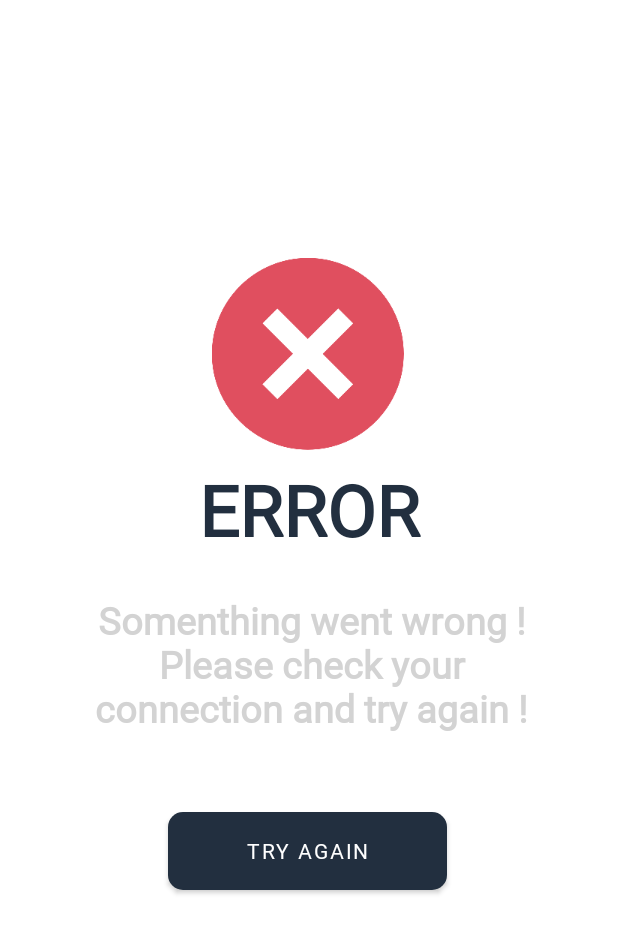
After one commit to rlebranchu/OpenWeather_Kotlin, an Android app: the fragment ErrorFragment placed in its activity, on a phone screen of 412 x 824 dp. The commit adds this screen. Shown: the top 933 px of the screen. Run offline under Robolectric (Android 15) with nearby library versions, the phone set to English and light mode, and no system bars; our stand-ins replace RxJava, navigation-ui; network calls fail.

Commit message:
Add Error Page shown when Retrofit Request are wrong

```diff
--- a/app/src/main/java/com/example/openweather_kotlin/utils/utils_conversion.kt
+++ b/app/src/main/java/com/example/openweather_kotlin/utils/utils_conversion.kt
@@ -3,10 +3,8 @@ package com.example.openweather_kotlin.utils
 import java.time.LocalDateTime
 import java.time.format.DateTimeFormatter
 
-object utils_conversion {
-    fun stringDateFormatter(datetime: String, formatPatternBefore: String, formatPatternTarget: String) : String {
-        var dateBeforeFormat = DateTimeFormatter.ofPattern(formatPatternBefore)
-        var dateTargetFormatter = DateTimeFormatter.ofPattern(formatPatternTarget)
-        return LocalDateTime.parse(datetime,dateBeforeFormat).format(dateTargetFormatter)
-    }
+fun stringDateFormatter(datetime: String, formatPatternBefore: String, formatPatternTarget: String) : String {
+    var dateBeforeFormat = DateTimeFormatter.ofPattern(formatPatternBefore)
+    var dateTargetFormatter = DateTimeFormatter.ofPattern(formatPatternTarget)
+    return LocalDateTime.parse(datetime,dateBeforeFormat).format(dateTargetFormatter)
 }
--- /dev/null
+++ b/app/src/main/java/com/example/openweather_kotlin/utils/utils_http.kt
@@ -0,0 +1,39 @@
+package com.example.openweather_kotlin.utils
+
+import okhttp3.ResponseBody
+import org.json.JSONObject
+import retrofit2.adapter.rxjava3.HttpException
+import java.io.IOException
+import java.net.SocketTimeoutException
+
+fun handleErrorResponse(e: Throwable): String {
+
+    return when (e) {
+        is HttpException -> {
+            parseHTTPError(e.response()!!.errorBody())
+        }
+        is SocketTimeoutException -> {
+            "Timeout"
+        }
+        is IOException -> {
+            "IOException"
+        }
+        else -> "ServerError"
+    }
+}
+
+fun parseHTTPError(responseBody: ResponseBody?): String {
+    try {
+        val jsonObject = JSONObject(responseBody!!.string())
+        try {
+            val error = jsonObject.getString("message")
+            return error
+        } catch (ex: Exception) {
+            responseBody!!.close()
+            return ""
+        }
+    } catch (ex: Exception) {
+        responseBody!!.close()
+        return ""
+    }
+}
--- a/app/src/main/java/com/example/openweather_kotlin/viewmodels/MainViewModel.kt
+++ b/app/src/main/java/com/example/openweather_kotlin/viewmodels/MainViewModel.kt
@@ -5,31 +5,33 @@ import androidx.lifecycle.ViewModel
 import com.example.openweather_kotlin.models.WeatherForecastModel
 import com.example.openweather_kotlin.models.WeatherModel
 import com.example.openweather_kotlin.services.WeatherAPIService
+import com.example.openweather_kotlin.utils.handleErrorResponse
 import io.reactivex.rxjava3.android.schedulers.AndroidSchedulers
 import io.reactivex.rxjava3.disposables.CompositeDisposable
 import io.reactivex.rxjava3.observers.DisposableSingleObserver
 import io.reactivex.rxjava3.schedulers.Schedulers
+
+const val MSG_ERROR_CITY_NOT_FOUND = "city not found"
 
 class MainViewModel: ViewModel() {
 
     // We don't need to create instance of WeatherApiService because it's declared like Singleton
     // private val weatherApiService = WeatherAPIService;
 
-    // TODO :: Set Comment
+    // Declaration of collection of streams
     private val disposable = CompositeDisposable()
 
     // Declaration of "State" of weather
     val weatherData = MutableLiveData<WeatherModel>()
     val weatherForecastData = MutableLiveData<WeatherForecastModel>()
     val weatherError = MutableLiveData<Boolean>()
-    val weatherLoading = MutableLiveData<Boolean>()
 
     fun fetchWeatherData(city: String) {
         getDataFromAPI(city)
     }
 
     private fun getDataFromAPI(city : String) {
-        weatherLoading.value = true
+        weatherError.value = false
         disposable.add(
             WeatherAPIService.getDataService(city)
                 .subscribeOn(Schedulers.io())
@@ -40,15 +42,10 @@ class MainViewModel: ViewModel() {
                         weatherData.value = value
                         // Inform of a good response
                         weatherError.value = false
-                        //Stop loading status
-                        weatherLoading.value = false
                     }
-
                     override fun onError(e: Throwable) {
                         // Inform of a bad response
-                        weatherError.value = true
-                        //Stop loading status
-                        weatherLoading.value = false
+                        weatherError.value = handleErrorResponse(e) != MSG_ERROR_CITY_NOT_FOUND
                     }
                 })
         )
@@ -62,21 +59,13 @@ class MainViewModel: ViewModel() {
                         weatherForecastData.value = value
                         // Inform of a good response
                         weatherError.value = false
-                        // Stop loading status
-                        weatherLoading.value = false
                     }
 
                     override fun onError(e: Throwable) {
                         // Inform of a bad response
-                        weatherError.value = true
-                        // Stop loading status
-                        weatherLoading.value = false
+                        weatherError.value = handleErrorResponse(e) != MSG_ERROR_CITY_NOT_FOUND
                     }
                 })
         )
     }
-
-
-
-
 }
--- a/app/src/main/java/com/example/openweather_kotlin/views/WeatherForecastAdapter.kt
+++ b/app/src/main/java/com/example/openweather_kotlin/views/WeatherForecastAdapter.kt
@@ -8,7 +8,7 @@ import androidx.recyclerview.widget.RecyclerView
 import com.example.openweather_kotlin.R
 import com.example.openweather_kotlin.models.WeatherForecastItem
 import com.example.openweather_kotlin.utils.ViewUtils
-import com.example.openweather_kotlin.utils.utils_conversion
+import com.example.openweather_kotlin.utils.stringDateFormatter
 import kotlinx.android.synthetic.main.weather_listview_item.view.*
 import java.time.LocalDate
 import java.time.format.DateTimeFormatter
@@ -37,7 +37,7 @@ class WeatherForecastAdapter(val weatherList : List<WeatherForecastItem>,val lis
         fun bind(weather: WeatherForecastItem, listener: (WeatherForecastItem) -> Unit) = with(itemView)
         {
             // Format Date of day in dd/MM Format
-            itemView.dayName.text = utils_conversion.stringDateFormatter(weather.dtTxt, "yyyy-MM-dd HH:mm:ss","dd/MM")
+            itemView.dayName.text = stringDateFormatter(weather.dtTxt, "yyyy-MM-dd HH:mm:ss","dd/MM")
             ViewUtils.setWeatherIconToImageView(itemView.dayWeatherIcon,weather.weather[0].icon)
 
             // Define the action launched at each click on item
--- a/app/src/main/java/com/example/openweather_kotlin/views/WeatherForecastDetailsAdapter.kt
+++ b/app/src/main/java/com/example/openweather_kotlin/views/WeatherForecastDetailsAdapter.kt
@@ -8,7 +8,7 @@ import androidx.recyclerview.widget.RecyclerView
 import com.example.openweather_kotlin.R
 import com.example.openweather_kotlin.models.WeatherForecastItem
 import com.example.openweather_kotlin.utils.ViewUtils
-import com.example.openweather_kotlin.utils.utils_conversion
+import com.example.openweather_kotlin.utils.stringDateFormatter
 import kotlinx.android.synthetic.main.weather_listview_details_item.view.*
 import kotlinx.android.synthetic.main.weather_listview_item.view.*
 import kotlinx.android.synthetic.main.weather_listview_item.view.dayName
@@ -40,7 +40,7 @@ class WeatherForecastDetailsAdapter(val weatherList : List<WeatherForecastItem>,
         fun bind(weather: WeatherForecastItem, listener: (WeatherForecastItem) -> Unit) = with(itemView)
         {
             // Format Date of day in dd/MM Format
-            itemView.dayName.text = utils_conversion.stringDateFormatter(weather.dtTxt, "yyyy-MM-dd HH:mm:ss","dd/MM - HH:mm")
+            itemView.dayName.text = stringDateFormatter(weather.dtTxt, "yyyy-MM-dd HH:mm:ss","dd/MM - HH:mm")
 
             // Set temperature Label
             itemView.temperature.text = weather.main.feelsLike.toString() + " °C"
--- a/app/src/main/java/com/example/openweather_kotlin/views/fragments/DetailsFragment.kt
+++ b/app/src/main/java/com/example/openweather_kotlin/views/fragments/DetailsFragment.kt
@@ -5,10 +5,7 @@ import androidx.fragment.app.Fragment
 import android.view.LayoutInflater
 import android.view.View
 import android.view.ViewGroup
-import android.widget.Button
-import android.widget.ImageView
-import android.widget.TextView
-import android.widget.Toast
+import android.widget.*
 import androidx.fragment.app.activityViewModels
 import androidx.lifecycle.ViewModelProvider
 import androidx.navigation.fragment.findNavController
@@ -16,10 +13,7 @@ import androidx.recyclerview.widget.LinearLayoutManager
 import androidx.recyclerview.widget.RecyclerView
 import com.example.openweather_kotlin.R
 import com.example.openweather_kotlin.models.WeatherForecastItem
-import com.example.openweather_kotlin.utils.ViewUtils
-import com.example.openweather_kotlin.utils.utils_conversion
 import com.example.openweather_kotlin.viewmodels.MainViewModel
-import com.example.openweather_kotlin.views.WeatherForecastAdapter
 import com.example.openweather_kotlin.views.WeatherForecastDetailsAdapter
 
 class DetailsFragment : Fragment() {
@@ -34,7 +28,7 @@ class DetailsFragment : Fragment() {
         // Inflate the layout for this fragment
         val view = inflater.inflate(R.layout.fragment_details, container, false)
 
-        val homeBtn = view.findViewById<Button>(R.id.homeBtn)
+        val homeBtn = view.findViewById<ImageButton>(R.id.homeBtn)
         homeBtn.setOnClickListener{
             findNavController().navigate(R.id.action_detailsFragment_to_mainFragment)
         }
--- /dev/null
+++ b/app/src/main/java/com/example/openweather_kotlin/views/fragments/ErrorFragment.kt
@@ -0,0 +1,28 @@
+package com.example.openweather_kotlin.views.fragments
+
+import android.os.Bundle
+import androidx.fragment.app.Fragment
+import android.view.LayoutInflater
+import android.view.View
+import android.view.ViewGroup
+import android.widget.Button
+import androidx.navigation.fragment.findNavController
+import com.example.openweather_kotlin.R
+
+class ErrorFragment : Fragment() {
+
+    override fun onCreateView(
+        inflater: LayoutInflater, container: ViewGroup?,
+        savedInstanceState: Bundle?
+    ): View? {
+        // Inflate the layout for this fragment
+        val view = inflater.inflate(R.layout.fragment_error, container, false)
+
+        val homeBtn = view.findViewById<Button>(R.id.homeBtn)
+        homeBtn.setOnClickListener{
+            findNavController().navigate(R.id.action_errorFragment_to_mainFragment)
+        }
+
+        return view
+    }
+}
--- a/app/src/main/java/com/example/openweather_kotlin/views/fragments/MainFragment.kt
+++ b/app/src/main/java/com/example/openweather_kotlin/views/fragments/MainFragment.kt
@@ -16,7 +16,7 @@ import androidx.recyclerview.widget.RecyclerView
 import com.example.openweather_kotlin.R
 import com.example.openweather_kotlin.models.WeatherForecastItem
 import com.example.openweather_kotlin.utils.ViewUtils
-import com.example.openweather_kotlin.utils.utils_conversion
+import com.example.openweather_kotlin.utils.stringDateFormatter
 import com.example.openweather_kotlin.viewmodels.MainViewModel
 import com.example.openweather_kotlin.views.WeatherForecastAdapter
 
@@ -86,7 +86,7 @@ class MainFragment : Fragment() {
             // Filter to take only the weather at 3PM for each day
             val weatherDays = weather_forecast_data.list.filter {
                 // "k" DateTimeFormat : clock-hour-of-day (01-24)
-                utils_conversion.stringDateFormatter(it.dtTxt,"yyyy-MM-dd HH:mm:ss","k") == "15"
+                stringDateFormatter(it.dtTxt,"yyyy-MM-dd HH:mm:ss","k") == "15"
             } as ArrayList<WeatherForecastItem>
             val weatherForecastRV = view.findViewById<RecyclerView>(R.id.weatherForecastRecycleView)
             weatherForecastRV.layoutManager = LinearLayoutManager(this.context, LinearLayoutManager.HORIZONTAL, false)
--- a/app/src/main/res/layout/fragment_details.xml
+++ b/app/src/main/res/layout/fragment_details.xml
@@ -9,13 +9,12 @@
     android:id="@+id/detailsView"
     tools:context=".views.fragments.DetailsFragment">
 
-    <Button
+    <ImageButton
         android:id="@+id/homeBtn"
-        android:layout_width="64dp"
-        android:layout_height="62dp"
+        android:layout_width="50dp"
+        android:layout_height="50dp"
         android:background="@drawable/button_background"
-        android:drawableLeft="@drawable/home_icon"
-        android:text=""
+        android:src="@drawable/home_icon"
         app:backgroundTint="@null"
         app:layout_constraintBottom_toBottomOf="@+id/titleDetails"
         app:layout_constraintEnd_toStartOf="@+id/titleDetails"
--- /dev/null
+++ b/app/src/main/res/layout/fragment_error.xml
@@ -0,0 +1,75 @@
+<?xml version="1.0" encoding="utf-8"?>
+<androidx.constraintlayout.widget.ConstraintLayout
+    xmlns:android="http://schemas.android.com/apk/res/android"
+    xmlns:app="http://schemas.android.com/apk/res-auto"
+    xmlns:tools="http://schemas.android.com/tools"
+    android:layout_width="match_parent"
+    android:layout_height="match_parent"
+    tools:context="views.fragments.ErrorFragment">
+
+    <ImageView
+        android:id="@+id/errorIcon"
+        android:layout_width="201dp"
+        android:layout_height="128dp"
+        android:layout_gravity="center"
+        android:layout_marginTop="172dp"
+        app:layout_constraintEnd_toEndOf="parent"
+        app:layout_constraintHorizontal_bias="0.497"
+        app:layout_constraintStart_toStartOf="parent"
+        app:layout_constraintTop_toTopOf="parent"
+        app:srcCompat="@drawable/error_icon" />
+
+    <TextView
+        android:id="@+id/errorTitle"
+        android:layout_width="282dp"
+        android:layout_height="64dp"
+        android:layout_marginTop="8dp"
+        android:layout_weight="1"
+        android:autoSizeMaxTextSize="50sp"
+        android:autoSizeMinTextSize="12sp"
+        android:autoSizeTextType="uniform"
+        android:text="@string/errorTitle"
+        android:textAlignment="center"
+        android:textColor="@color/dark_blue"
+        android:textFontWeight="700"
+        android:textStyle="bold"
+        app:layout_constraintEnd_toEndOf="@+id/errorIcon"
+        app:layout_constraintHorizontal_bias="0.493"
+        app:layout_constraintStart_toStartOf="@+id/errorIcon"
+        app:layout_constraintTop_toBottomOf="@+id/errorIcon" />
+
+    <TextView
+        android:id="@+id/errorMessage"
+        android:layout_width="294dp"
+        android:layout_height="104dp"
+        android:layout_marginTop="24dp"
+        android:layout_weight="1"
+        android:autoSizeMaxTextSize="50sp"
+        android:autoSizeMinTextSize="12sp"
+        android:autoSizeTextType="uniform"
+        android:text="@string/errorMessage"
+        android:textAlignment="center"
+        android:textColor="@color/light_grey"
+        android:textFontWeight="700"
+        android:textStyle="bold"
+        app:layout_constraintEnd_toEndOf="@+id/errorTitle"
+        app:layout_constraintHorizontal_bias="0.416"
+        app:layout_constraintStart_toStartOf="@+id/errorTitle"
+        app:layout_constraintTop_toBottomOf="@+id/errorTitle" />
+
+    <Button
+        android:id="@+id/homeBtn"
+        android:layout_width="186dp"
+        android:layout_height="52dp"
+        android:layout_marginTop="21dp"
+        android:background="@drawable/button_background"
+        android:text="@string/tryAgain"
+        app:backgroundTint="@null"
+        app:layout_constraintBottom_toBottomOf="parent"
+        app:layout_constraintEnd_toEndOf="parent"
+        app:layout_constraintHorizontal_bias="0.497"
+        app:layout_constraintStart_toStartOf="parent"
+        app:layout_constraintTop_toBottomOf="@+id/errorMessage"
+        app:layout_constraintVertical_bias="0.08" />
+
+</androidx.constraintlayout.widget.ConstraintLayout>
--- a/app/src/main/res/navigation/app_navigation.xml
+++ b/app/src/main/res/navigation/app_navigation.xml
@@ -12,6 +12,9 @@
         <action
             android:id="@+id/action_mainFragment_to_detailsFragment"
             app:destination="@id/detailsFragment" />
+        <action
+            android:id="@+id/action_mainFragment_to_errorFragment"
+            app:destination="@id/errorFragment" />
     </fragment>
     <fragment
         android:id="@+id/detailsFragment"
@@ -24,4 +27,15 @@
             app:popUpTo="@id/mainFragment"
             app:popUpToInclusive="true" />
     </fragment>
+    <fragment
+        android:id="@+id/errorFragment"
+        android:name="com.example.openweather_kotlin.ErrorFragment"
+        android:label="fragment_error"
+        tools:layout="@layout/fragment_error" >
+        <action
+            android:id="@+id/action_errorFragment_to_mainFragment"
+            app:destination="@id/mainFragment"
+            app:popUpTo="@id/mainFragment"
+            app:popUpToInclusive="true" />
+    </fragment>
 </navigation>
--- a/app/src/main/res/values/strings.xml
+++ b/app/src/main/res/values/strings.xml
@@ -9,4 +9,7 @@
     <!-- TODO: Remove or change this placeholder text -->
     <string name="hello_blank_fragment">Hello blank fragment</string>
     <string name="defaultDay">Dimanche</string>
+    <string name="errorTitle">ERROR</string>
+    <string name="errorMessage">Somenthing went wrong ! Please check your connection and try again !</string>
+    <string name="tryAgain">Try Again</string>
 </resources>
--- a/app/src/main/res/values/themes.xml
+++ b/app/src/main/res/values/themes.xml
@@ -3,7 +3,7 @@
     <style name="Theme.OpenWeather_Kotlin" parent="Theme.MaterialComponents.DayNight.DarkActionBar">
         <!-- Primary brand color. -->
         <item name="colorPrimary">@color/purple_500</item>
-        <item name="colorPrimaryVariant">@color/purple_700</item>
+        <item name="colorPrimaryVariant">@color/white</item>
         <item name="colorOnPrimary">@color/white</item>
         <!-- Secondary brand color. -->
         <item name="colorSecondary">@color/teal_200</item>
--- a/build.gradle
+++ b/build.gradle
@@ -1,7 +1,7 @@
 // Top-level build file where you can add configuration options common to all sub-projects/modules.
 plugins {
-    id 'com.android.application' version '7.2.1' apply false
-    id 'com.android.library' version '7.2.1' apply false
+    id 'com.android.application' version '7.2.2' apply false
+    id 'com.android.library' version '7.2.2' apply false
     id 'org.jetbrains.kotlin.android' version '1.7.10' apply false
 }
 
```
Also changed, not shown: app/src/main/res/drawable-xxxhdpi/error_icon.png (added).
